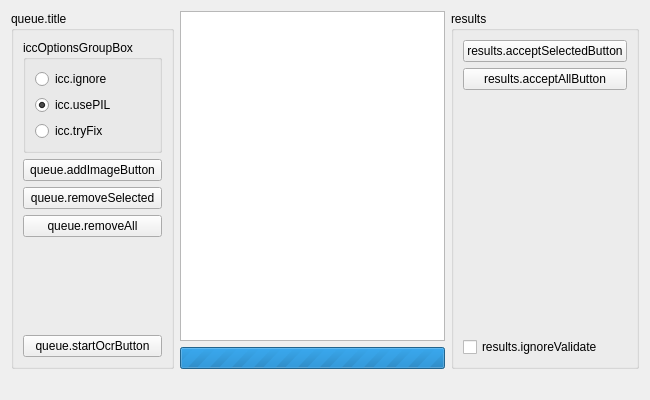
ArcaeaOffline/client-pyside6, file ui/designer/components/ocrQueue.ui: the form before one commit.
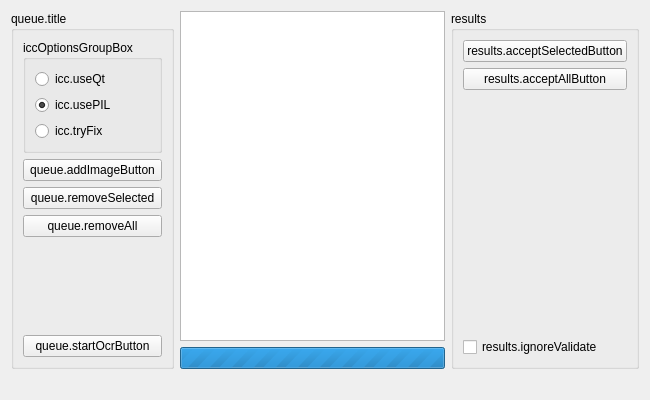
The form after the commit.

The edit to the form file:
```diff
--- a/ui/designer/components/ocrQueue.ui
+++ b/ui/designer/components/ocrQueue.ui
@@ -31,7 +31,7 @@
            <item>
             <widget class="QRadioButton" name="iccIgnoreRadioButton">
              <property name="text">
-              <string>icc.ignore</string>
+              <string>icc.useQt</string>
              </property>
             </widget>
            </item>
```
Left out of the diff: 2 changed lines with no effect on the pictures.
